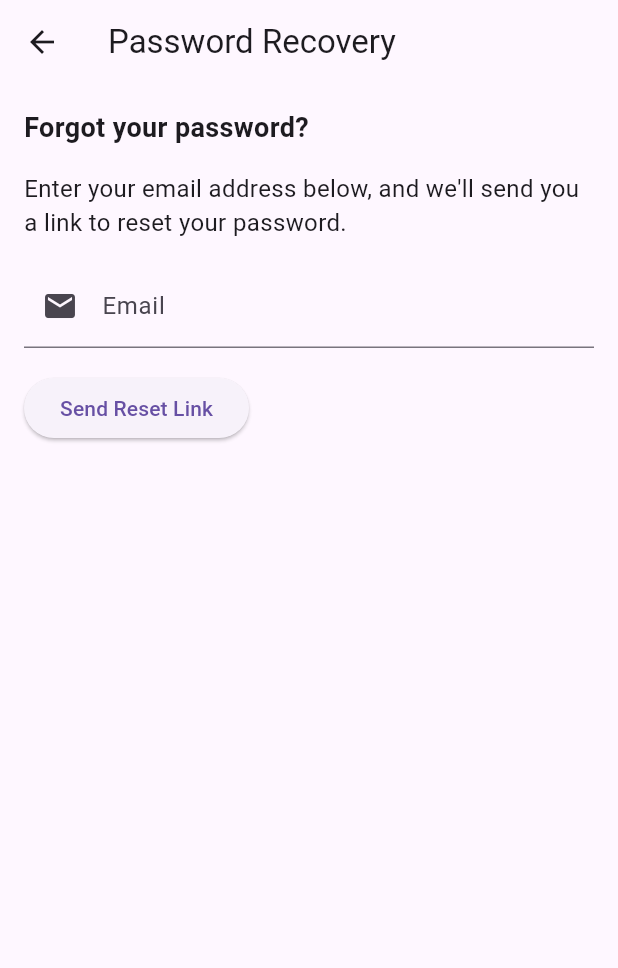
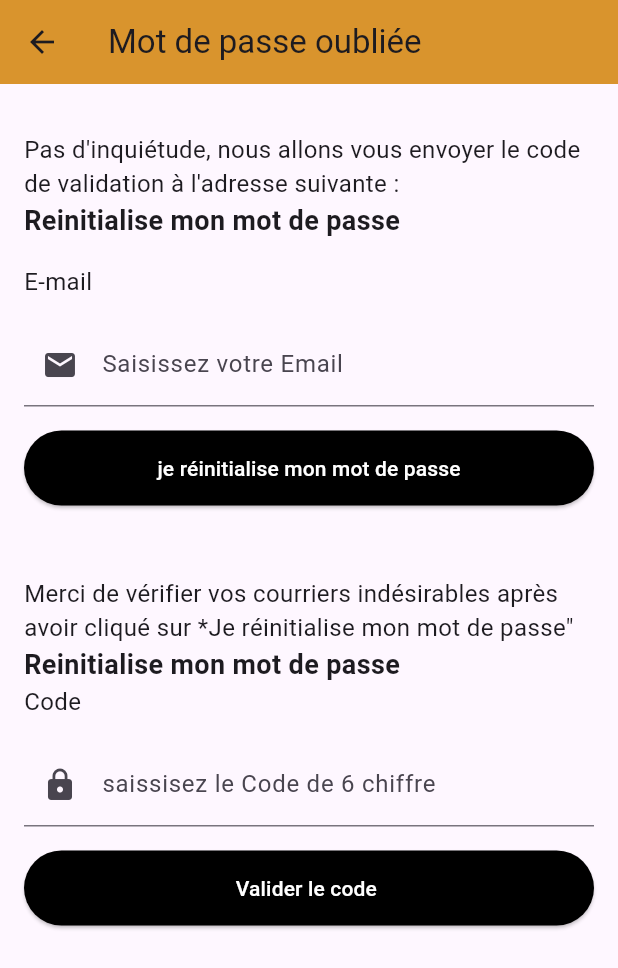
Before and after one commit to Dalel1akremi/flutterProject, a Flutter app: the PasswordRecoveryPage screen opened directly, on a phone screen of 412 x 824 dp. Shown: the top 968 px of the screen. Run offline on Flutter 3.47's test engine with Material 3 defaults, Android fonts, the phone set to English and light mode, and no system bars.

Commit message:
feat: add 'rechange password'  et ajout dans nouvel file 'nouvelpassword'partie flutter

```diff
--- a/FLUTTER/lib/pages/aboutUser/RchangePassword.dart
+++ b/FLUTTER/lib/pages/aboutUser/RchangePassword.dart
@@ -1,19 +1,109 @@
 import 'package:flutter/material.dart';
+import 'package:http/http.dart' as http;
+import 'nouvelPassword.dart';
 
-class PasswordRecoveryPage extends StatelessWidget {
+class PasswordRecoveryPage extends StatefulWidget {
+  @override
+  _PasswordRecoveryPageState createState() => _PasswordRecoveryPageState();
+}
+
+class _PasswordRecoveryPageState extends State<PasswordRecoveryPage> {
+  final TextEditingController emailController = TextEditingController();
+  final TextEditingController validationCodeController =
+      TextEditingController();
+
+  bool isEmailValid = true; // Add this variable to track email validity
+
+  String emailMessage = ''; // Add this variable to store the email validation message
+
+  Future<void> sendResetPasswordRequest() async {
+    final String email = emailController.text;
+
+    try {
+      final response = await http.post(
+        Uri.parse(
+            'http://localhost:3000/reset_password'), // Replace with your actual API URL
+        body: {'email': email},
+      );
+
+      if (response.statusCode == 200) {
+        // Password reset email sent successfully
+        // You can display a success message or navigate to the next screen
+        print('Password reset email sent successfully');
+        // Enable the button since email is valid
+        setState(() {
+          isEmailValid = true;
+          emailMessage = 'Email exists. You can proceed to reset.';
+        });
+      } else if (response.statusCode == 404) {
+        // Email not found
+        setState(() {
+          isEmailValid = false;
+          emailMessage = 'Email not found. Please enter a valid email.';
+        });
+      } else {
+        // Handle other errors
+        setState(() {
+          isEmailValid = false;
+          emailMessage = 'Error sending password reset email: ${response.statusCode}';
+        });
+      }
+    } catch (error) {
+      // Handle network or other errors
+      print('Error: $error');
+      // Disable the button since email is invalid
+      setState(() {
+        isEmailValid = false;
+        emailMessage = 'Error: $error';
+      });
+    }
+  }
+
+  Future<void> validateCode() async {
+    final String email = emailController.text;
+    final String validationCode = validationCodeController.text;
+
+    try {
+      final response = await http.post(
+        Uri.parse(
+            'http://localhost:3000/validate_code'), // Replace with your actual API URL
+        body: {'email': email, 'validationCode': validationCode},
+      );
+
+      if (response.statusCode == 200) {
+        Navigator.push(
+          context,
+          MaterialPageRoute(builder: (context) => NouveauPasswordPage()),
+        );
+      } else {
+        // Handle error - display an error message to the user
+        print('Error validating code: ${response.statusCode}');
+      }
+    } catch (error) {
+      // Handle network or other errors
+      print('Error: $error');
+    }
+  }
+
   @override
   Widget build(BuildContext context) {
     return Scaffold(
       appBar: AppBar(
-        title: Text('Password Recovery'),
+        backgroundColor: Color.fromARGB(222, 212, 133, 14),
+        title: Text('Mot de passe oubliée'),
       ),
       body: Padding(
         padding: const EdgeInsets.all(16.0),
         child: Column(
           crossAxisAlignment: CrossAxisAlignment.start,
           children: <Widget>[
+            SizedBox(height: 16.0),
             Text(
-              'Forgot your password?',
+              'Pas d\'inquiétude, nous allons vous envoyer le code de validation à l\'adresse suivante :',
+              style: TextStyle(fontSize: 16.0),
+            ),
+            Text(
+              'Reinitialise mon mot de passe',
               style: TextStyle(
                 fontWeight: FontWeight.bold,
                 fontSize: 18.0,
@@ -21,29 +111,94 @@ class PasswordRecoveryPage extends StatelessWidget {
             ),
             SizedBox(height: 16.0),
             Text(
-              'Enter your email address below, and we\'ll send you a link to reset your password.',
+              'E-mail',
               style: TextStyle(fontSize: 16.0),
             ),
             SizedBox(height: 16.0),
             TextFormField(
+              controller: emailController,
               decoration: InputDecoration(
-                labelText: 'Email',
+                labelText: 'Saisissez votre Email',
                 prefixIcon: Icon(Icons.email),
               ),
               validator: (value) {
                 if (value?.isEmpty ?? true || !value!.contains('@')) {
+                  // Email is invalid
                   return 'Enter a valid email address';
                 }
+                // Email is valid
+                return null;
+              },
+            ),
+            SizedBox(height: 16.0),
+            ElevatedButton(
+              onPressed: isEmailValid
+                  ? () {
+                      sendResetPasswordRequest();
+                    }
+                  : null,
+              child: const Text(
+                'je réinitialise mon mot de passe',
+                style: TextStyle(color: Colors.white),
+              ),
+              style: ElevatedButton.styleFrom(
+                minimumSize: const Size(double.infinity, 50),
+                backgroundColor: Colors.black,
+              ),
+            ),
+            SizedBox(height: 8.0),
+            Text(
+              emailMessage,
+              style: TextStyle(
+                color: isEmailValid ? Colors.green : Colors.red,
+                fontSize: 16.0,
+              ),
+            ),
+            SizedBox(height: 16.0),
+            Text(
+              'Merci de vérifier vos courriers indésirables après avoir cliqué sur *Je réinitialise mon mot de passe"',
+              style: TextStyle(fontSize: 16.0),
+            ),
+            Text(
+              'Reinitialise mon mot de passe',
+              style: TextStyle(
+                fontWeight: FontWeight.bold,
+                fontSize: 18.0,
+              ),
+            ),
+            Text(
+              'Code',
+              style: TextStyle(fontSize: 16.0),
+            ),
+            SizedBox(height: 16.0),
+            TextFormField(
+              controller: validationCodeController,
+              decoration: InputDecoration(
+                labelText: 'saissisez le Code de 6 chiffre ',
+                prefixIcon: Icon(Icons.lock),
+              ),
+              validator: (value) {
+                if (value?.isEmpty ?? true) {
+                  // Validation code is empty
+                  return 'Enter the validation code';
+                }
+                // Validation code is not empty
                 return null;
               },
             ),
             SizedBox(height: 16.0),
             ElevatedButton(
               onPressed: () {
-                // TODO: Implement the logic to send password recovery email
-                // You can add the necessary API calls or logic here
+                validateCode();
               },
-              child: Text('Send Reset Link'),
+              child: const Text(
+                'Valider le code ',
+                style: TextStyle(color: Colors.white),
+              ),
+              style: ElevatedButton.styleFrom(
+                minimumSize: const Size(double.infinity, 50),
+                backgroundColor: Colors.black,
+              ),
             ),
           ],
         ),
@@ -51,3 +206,9 @@ class PasswordRecoveryPage extends StatelessWidget {
     );
   }
 }
+
+void main() {
+  runApp(MaterialApp(
+    home: PasswordRecoveryPage(),
+  ));
+}
--- a/FLUTTER/lib/pages/aboutUser/profile.dart
+++ b/FLUTTER/lib/pages/aboutUser/profile.dart
@@ -118,6 +118,7 @@ class _ProfilePageState extends State<ProfilePage> {
   Widget build(BuildContext context) {
     return Scaffold(
       appBar: AppBar(
+         backgroundColor: Color.fromARGB(222, 212, 133, 14),
         title: const Text('Connexion'),
       ),
       body: Padding(
```
Also changed, not shown: FLUTTER/lib/pages/aboutUser/nouvelPassword.dart (added, +19 -0 lines).
